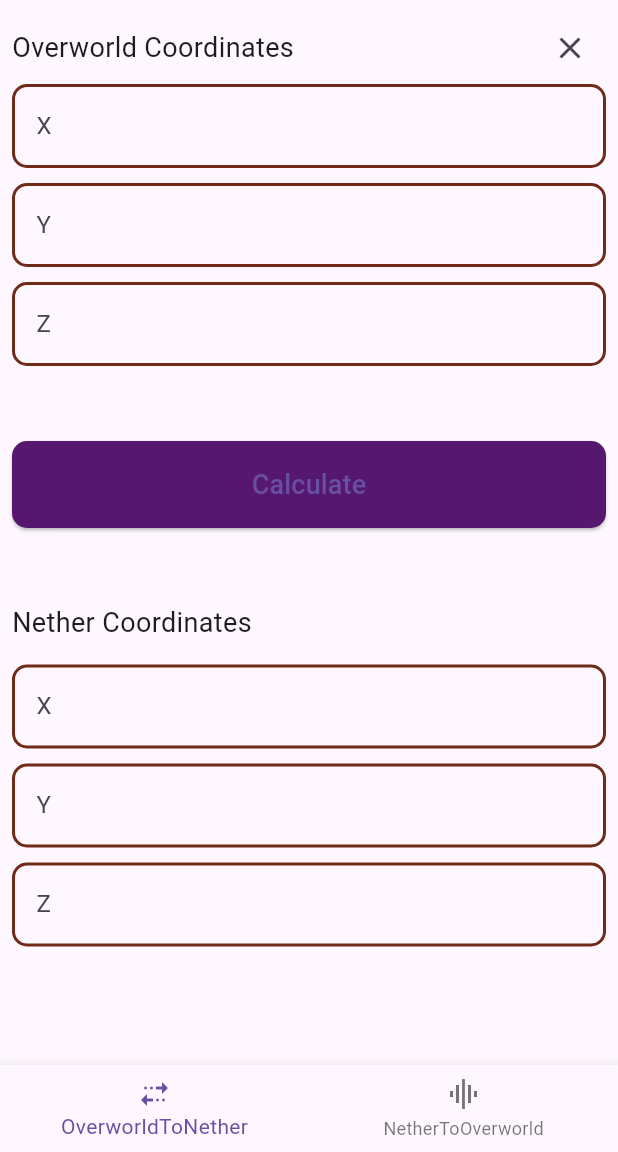
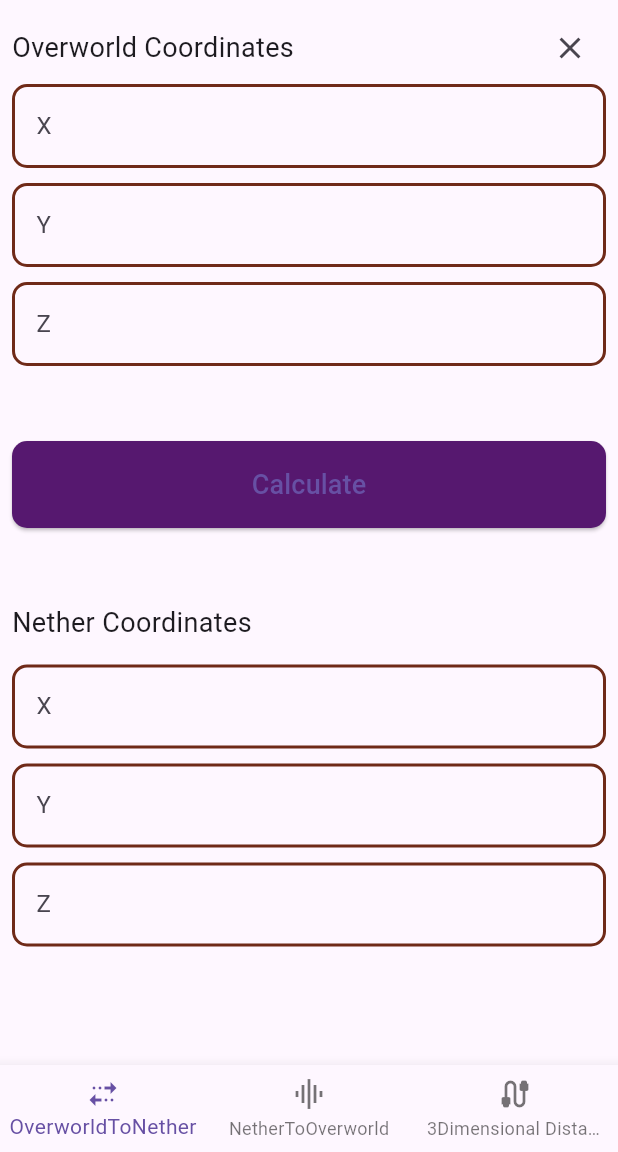
Before and after one commit to PZK3759/Dimensional-Bridge, a Flutter app: the screen it shows after launch, on a phone screen of 412 x 824 dp, the part 84-1236 px from its top. Run offline on Flutter 3.47's test engine with Material 3 defaults, Android fonts, the phone set to English and light mode, and no system bars; our stand-ins replace flutter_spinkit.

Commit message:
Added 3DimensionalDistance.dart

```diff
--- a/lib/Screens/HomePage.dart
+++ b/lib/Screens/HomePage.dart
@@ -1,3 +1,4 @@
+import 'package:dimensional_bridge/Screens/3DimensionalDistance.dart';
 import 'package:dimensional_bridge/Screens/NetherToOver.dart';
 import 'package:dimensional_bridge/Widgets/AppbarWidget.dart';
 import 'package:dimensional_bridge/Widgets/NavigationDrawerWidget.dart';
@@ -22,7 +23,8 @@ class _HomePageState extends State<HomePage> {
 
   final screens = [
     OverToNether(),
-    NetherToOver()
+    NetherToOver(),
+    ThreeDimensionalDistance()
   ];
 
   @override
@@ -34,8 +36,12 @@ class _HomePageState extends State<HomePage> {
           type: BottomNavigationBarType.fixed,
           currentIndex: widget.currentIndex,
           items: [
+
+            //Change Icons Later
+
             BottomNavigationBarItem(icon: Icon(Icons.multiple_stop), label: "OverworldToNether"),
-            BottomNavigationBarItem(icon: Icon(Icons.multitrack_audio), label: "NetherToOverworld")
+            BottomNavigationBarItem(icon: Icon(Icons.multitrack_audio), label: "NetherToOverworld"),
+            BottomNavigationBarItem(icon: Icon(Icons.cable), label: "3Dimensional Distance"),
           ],
           onTap: (index){
             setState(() {
--- a/lib/Widgets/NavigationDrawerWidget.dart
+++ b/lib/Widgets/NavigationDrawerWidget.dart
@@ -1,3 +1,4 @@
+import 'package:dimensional_bridge/Screens/HomePage.dart';
 import 'package:flutter/material.dart';
 
 class NavigationDrawerWidget extends StatefulWidget {
@@ -16,6 +17,9 @@ class _NavigationDrawerWidgetState extends State<NavigationDrawerWidget> {
         children: [
           SizedBox(height: 20,),
           Text("Under-Construction",style: TextStyle(fontSize: 20),),
+          TextButton(onPressed: (){
+            Navigator.pushReplacement(context, MaterialPageRoute(builder: (_) => HomePage(2)));
+          }, child: Text("3Dimensional Distance"))
         ],
       ),
     );
```
Also changed, not shown: lib/Screens/3DimensionalDistance.dart (added, +26 -0 lines).
